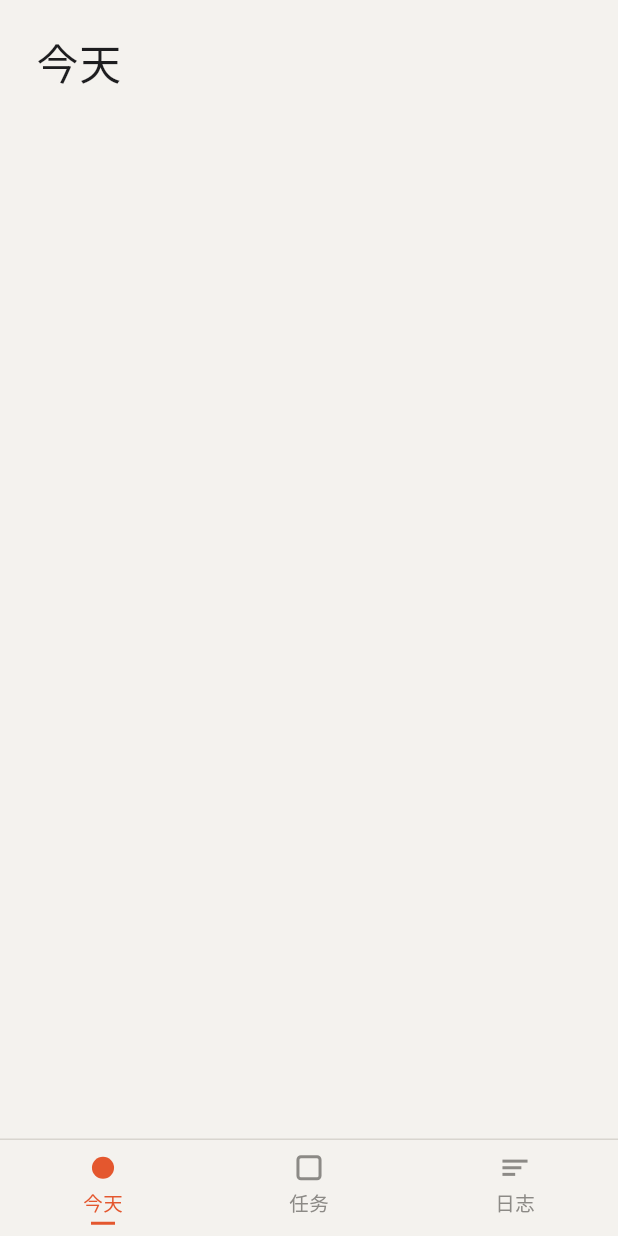
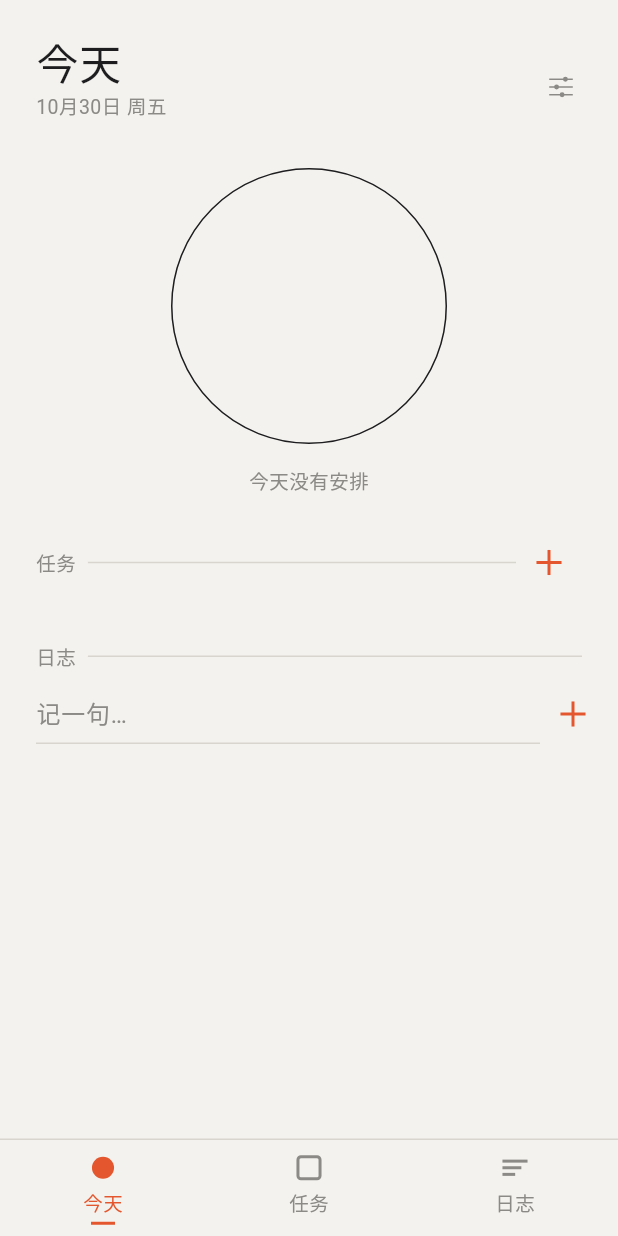
Before and after one commit to Xfx689781/XPlanner, a Flutter app: the screen it shows after launch, on a phone screen of 412 x 824 dp. Run offline on Flutter 3.47's test engine with Material 3 defaults, Android fonts, the phone set to English and light mode, and no system bars; our stand-ins replace drift, drift_flutter, flutter_riverpod; accounts and stored records are empty; generated files the repository leaves out were written again.

Commit message:
今天页（大圆、逾期区、今天任务、今天日志）和日志页（按天分组、快速记录）
Co-Authored-By: Claude Opus 5.5 <noreply@anthropic.com>

```diff
--- a/lib/design_system/widgets/section_header.dart
+++ b/lib/design_system/widgets/section_header.dart
@@ -7,10 +7,13 @@ import 'geo_icon.dart';
 
 /// 分组标题：小号文字 + 向右延伸的细线。
 class SectionHeader extends StatelessWidget {
-  const SectionHeader(this.label, {super.key, this.glyph, this.accent = false});
+  const SectionHeader(this.label, {super.key, this.glyph, this.accent = false, this.trailing});
 
   final String label;
   final GeoGlyph? glyph;
+
+  /// 细线右侧的操作
+  final Widget? trailing;
 
   /// 用主色强调（例如逾期）
   final bool accent;
@@ -30,6 +33,7 @@ class SectionHeader extends StatelessWidget {
           Text(label, style: context.text.small.copyWith(color: color)),
           const SizedBox(width: Space.s),
           Expanded(child: Container(height: Stroke.thin, color: colors.line)),
+          ?trailing,
         ],
       ),
     );
--- /dev/null
+++ b/lib/features/log/log_input_bar.dart
@@ -0,0 +1,64 @@
+import 'package:flutter/material.dart';
+import 'package:flutter_riverpod/flutter_riverpod.dart';
+
+import '../../core/data/data_providers.dart';
+import '../../core/utils/clock.dart';
+import '../../design_system/design_system.dart';
+
+/// 一句话记录：回车或点加号保存，时间戳自动取当前时间。
+class LogInputBar extends ConsumerStatefulWidget {
+  const LogInputBar({super.key});
+
+  @override
+  ConsumerState<LogInputBar> createState() => _LogInputBarState();
+}
+
+class _LogInputBarState extends ConsumerState<LogInputBar> {
+  final _controller = TextEditingController();
+  final _focus = FocusNode();
+
+  @override
+  void dispose() {
+    _controller.dispose();
+    _focus.dispose();
+    super.dispose();
+  }
+
+  Future<void> _submit() async {
+    final text = _controller.text;
+    if (text.trim().isEmpty) return;
+    _controller.clear();
+    await ref.read(logRepositoryProvider).add(text, now: ref.read(clockProvider).now());
+  }
+
+  @override
+  Widget build(BuildContext context) {
+    return Padding(
+      padding: const EdgeInsets.fromLTRB(Space.l, 0, Space.s, 0),
+      child: Row(
+        children: [
+          Expanded(
+            child: TextField(
+              controller: _controller,
+              focusNode: _focus,
+              maxLength: 500,
+              style: context.text.body,
+              textInputAction: TextInputAction.send,
+              onSubmitted: (_) {
+                _submit();
+                _focus.requestFocus();
+              },
+              decoration: const InputDecoration(hintText: '记一句…', counterText: ''),
+            ),
+          ),
+          GeoIconButton(
+            glyph: GeoGlyph.plus,
+            semanticLabel: '记录',
+            color: context.colors.accent,
+            onPressed: _submit,
+          ),
+        ],
+      ),
+    );
+  }
+}
--- /dev/null
+++ b/lib/features/log/log_providers.dart
@@ -0,0 +1,11 @@
+import 'package:flutter_riverpod/flutter_riverpod.dart';
+
+import '../../core/data/app_database.dart';
+import '../../core/data/data_providers.dart';
+import '../../core/utils/current_day.dart';
+import '../../core/utils/date_utils.dart';
+
+final todayLogsProvider = StreamProvider<List<LogEntry>>((ref) {
+  final today = ref.watch(currentDayProvider);
+  return ref.watch(logRepositoryProvider).watchBetween(today, nextDay(today));
+});
--- a/lib/features/today/today_page.dart
+++ b/lib/features/today/today_page.dart
@@ -1,12 +1,81 @@
 import 'package:flutter/widgets.dart';
+import 'package:flutter_riverpod/flutter_riverpod.dart';
 
-import '../../design_system/widgets/page_frame.dart';
+import '../../core/utils/current_day.dart';
+import '../../core/utils/format.dart';
+import '../../design_system/design_system.dart';
+import '../log/log_input_bar.dart';
+import '../log/log_providers.dart';
+import '../log/log_row.dart';
+import '../plan/task_editor_sheet.dart';
+import '../plan/task_tile.dart';
+import '../settings/settings_page.dart';
+import 'today_providers.dart';
 
-class TodayPage extends StatelessWidget {
+/// 首页：大圆（今天任务的完成比例）→ 逾期 → 今天的任务 → 今天的日志。
+class TodayPage extends ConsumerWidget {
   const TodayPage({super.key});
 
   @override
-  Widget build(BuildContext context) {
-    return const PageFrame(title: '今天', child: SizedBox.shrink());
+  Widget build(BuildContext context, WidgetRef ref) {
+    final today = ref.watch(currentDayProvider);
+    final summary = ref.watch(todaySummaryProvider).value;
+    final logs = ref.watch(todayLogsProvider).value ?? const [];
+    final progress = summary?.progress;
+
+    return PageFrame(
+      title: '今天',
+      subtitle: formatDate(today, today: today),
+      trailing: Padding(
+        padding: const EdgeInsets.only(right: Space.s),
+        child: GeoIconButton(
+          glyph: GeoGlyph.sliders,
+          semanticLabel: '设置',
+          color: context.colors.muted,
+          onPressed: () => SettingsPage.open(context),
+        ),
+      ),
+      child: ListView(
+        padding: const EdgeInsets.only(bottom: Space.xl),
+        children: [
+          const SizedBox(height: Space.m),
+          Center(
+            child: DayCircle(
+              progress: progress?.ratio ?? 0,
+              semanticLabel: progress == null
+                  ? null
+                  : '今天完成 ${progress.done} / ${progress.total}',
+            ),
+          ),
+          const SizedBox(height: Space.m),
+          Center(
+            child: Text(
+              progress == null || progress.total == 0
+                  ? '今天没有安排'
+                  : '${progress.done} / ${progress.total}',
+              style: context.text.small,
+            ),
+          ),
+          if (summary != null && summary.overdue.isNotEmpty) ...[
+            const SectionHeader('逾期', glyph: GeoGlyph.triangle, accent: true),
+            for (final t in summary.overdue) TaskTile(key: ValueKey('o${t.id}'), task: t),
+          ],
+          SectionHeader(
+            '任务',
+            trailing: GeoIconButton(
+              glyph: GeoGlyph.plus,
+              semanticLabel: '新建任务',
+              color: context.colors.accent,
+              onPressed: () => showTaskEditor(context, dueToday: true),
+            ),
+          ),
+          if (summary != null)
+            for (final t in summary.tasks) TaskTile(key: ValueKey('t${t.id}'), task: t),
+          const SectionHeader('日志'),
+          const LogInputBar(),
+          for (final e in logs) LogRow(key: ValueKey(e.id), entry: e),
+        ],
+      ),
+    );
   }
 }
```
Also changed, not shown: lib/features/log/log_page.dart (+41 -4 lines), lib/features/log/log_row.dart (added, +48 -0 lines), lib/features/plan/task_editor_sheet.dart (+7 -3 lines), lib/features/settings/settings_page.dart (added, +39 -0 lines), lib/features/today/today_providers.dart (added, +30 -0 lines), 5 other files.
